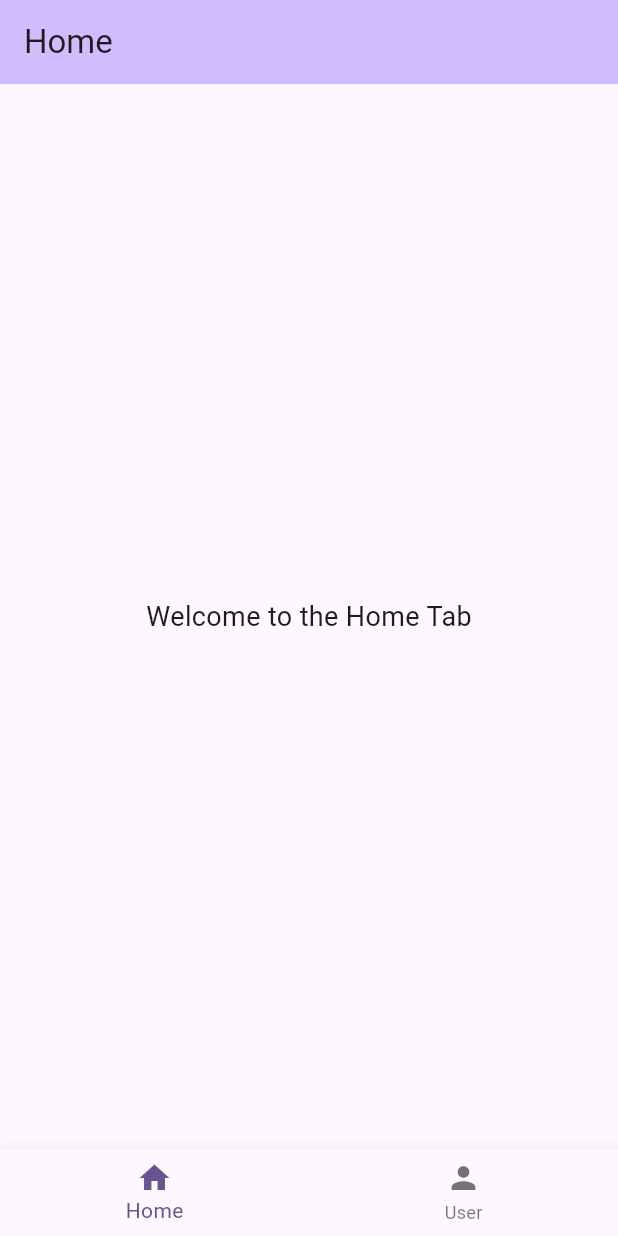
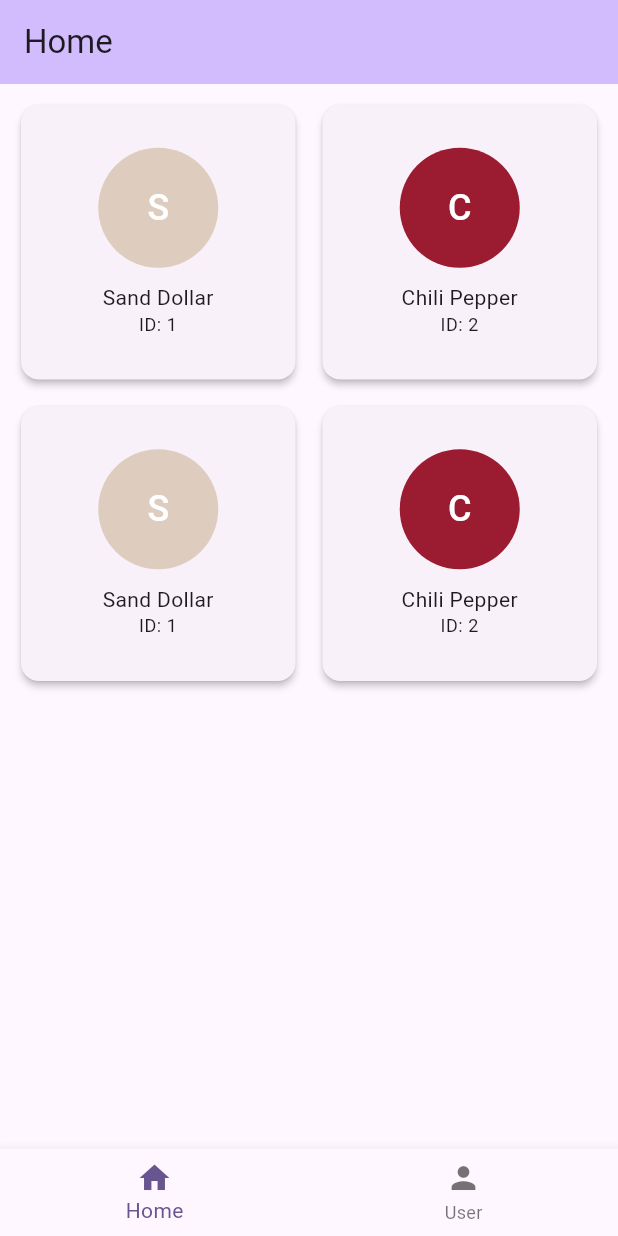
Before and after one commit to algokelvin-373/MobileFlutter, a Flutter app: the screen it shows after launch, on a phone screen of 412 x 824 dp. Run offline on Flutter 3.47's test engine with Material 3 defaults, Android fonts, the phone set to English and light mode, and no system bars.

Commit message:
Make List for User and Grid 2 Column for Resource

```diff
--- a/lib/home_tab.dart
+++ b/lib/home_tab.dart
@@ -1,21 +1,59 @@
 import 'package:flutter/material.dart';
+import 'package:mobile_flutter/model/resource.dart';
 
 class HomeTab extends StatelessWidget {
   const HomeTab({super.key});
 
+  static const List<Resource> resources = [
+    Resource(id: 1, name: 'Sand Dollar', year: 2006, hex: '#DECDBE'),
+    Resource(id: 2, name: 'Chili Pepper', year: 2007, hex: '#9B1B30'),
+    Resource(id: 1, name: 'Sand Dollar', year: 2006, hex: '#DECDBE'),
+    Resource(id: 2, name: 'Chili Pepper', year: 2007, hex: '#9B1B30'),
+  ];
+
   @override
   Widget build(BuildContext context) {
-    return Center(
+    return GridView.builder(
+        itemCount: resources.length,
+        gridDelegate: const SliverGridDelegateWithFixedCrossAxisCount(
+          crossAxisCount: 2,
+          crossAxisSpacing: 10,
+          mainAxisSpacing: 10,
+        ),
+        padding: const EdgeInsets.all(10),
+        itemBuilder: (context, index) {
+          final resource = resources[index];
+          return Card(
+            elevation: 2,
             child: Column(
               mainAxisAlignment: MainAxisAlignment.center,
               children: [
+                CircleAvatar(
+                  radius: 40,
+                  backgroundColor: Color(
+                    int.parse(resource.hex.replaceFirst('#', 'FF'), radix: 16),
+                  ),
+                  child: Text(
+                    resource.name[0], // Display the first letter of the user's name
+                    style: const TextStyle(color: Colors.white, fontSize: 24),
+                  ),
+                ),
+                const SizedBox(height: 10),
                 Text(
-            'Welcome to the Home Tab',
-            style: TextStyle(fontSize: 18),
+                  resource.name,
+                  style: Theme.of(context).textTheme.bodyMedium,
+                  textAlign: TextAlign.center,
+                ),
+                Text(
+                  'ID: ${resource.id}',
+                  style: Theme.of(context).textTheme.bodySmall,
+                  textAlign: TextAlign.center,
                 ),
               ],
             ),
           );
         }
+    );
+  }
 
 }
--- /dev/null
+++ b/lib/model/resource.dart
@@ -0,0 +1,13 @@
+class Resource {
+  final int id;
+  final String name;
+  final int year;
+  final String hex;
+
+  const Resource({
+    required this.id,
+    required this.name,
+    required this.year,
+    required this.hex,
+  });
+}
--- /dev/null
+++ b/lib/model/user.dart
@@ -0,0 +1,11 @@
+class User {
+  final int id;
+  final String name;
+  final String photoUrl;
+
+  const User({
+    required this.id,
+    required this.name,
+    required this.photoUrl
+  });
+}
```
Also changed, not shown: lib/user_tab.dart (+32 -10 lines). Lines whose indentation alone changed are shown as unchanged.
